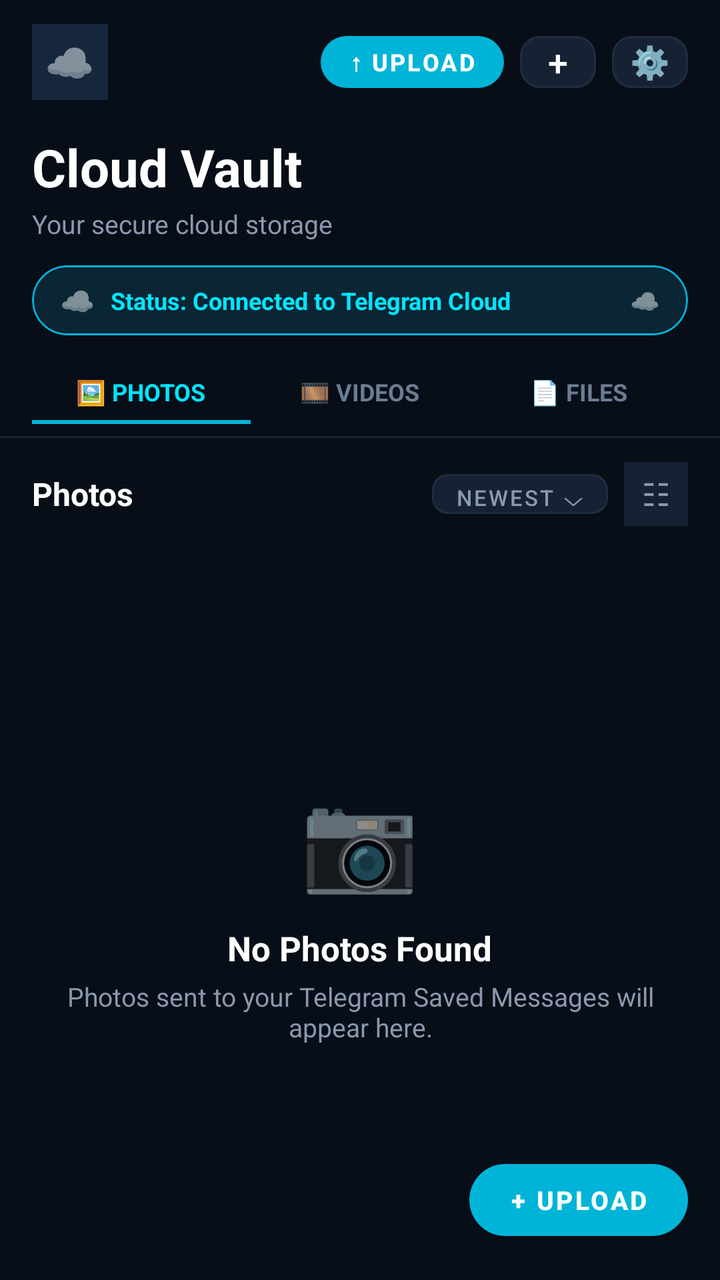
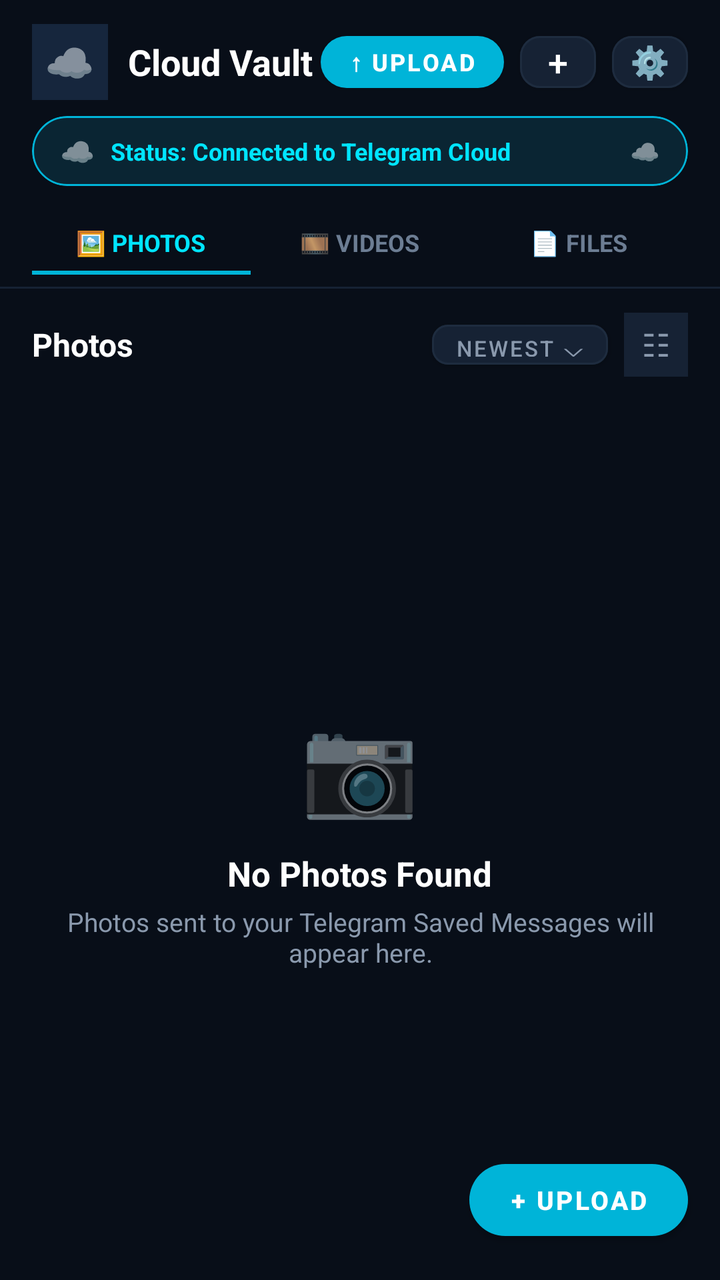

Two renders of the same Android screen: before a commit and after it. Below are the layout's source before the change and the commit's diff.
<!-- AndroidManifest.xml: application theme Theme.CloudVault -->
<!-- res/layout/activity_main.xml -->
<?xml version="1.0" encoding="utf-8"?>
<LinearLayout xmlns:android="http://schemas.android.com/apk/res/android"
    xmlns:app="http://schemas.android.com/apk/res-auto"
    android:layout_width="match_parent"
    android:layout_height="match_parent"
    android:orientation="vertical"
    android:background="@color/bg_dark">

    
    <LinearLayout
        android:layout_width="match_parent"
        android:layout_height="wrap_content"
        android:orientation="horizontal"
        android:gravity="center_vertical"
        android:paddingStart="16dp"
        android:paddingEnd="16dp"
        android:paddingTop="12dp"
        android:paddingBottom="8dp">

        
        <FrameLayout
            android:layout_width="38dp"
            android:layout_height="38dp"
            android:background="@drawable/ic_launcher_background"
            android:backgroundTint="#16263D">

            <TextView
                android:layout_width="wrap_content"
                android:layout_height="wrap_content"
                android:layout_gravity="center"
                android:text="☁️"
                android:textSize="20sp" />
        </FrameLayout>

        <View
            android:layout_width="0dp"
            android:layout_height="0dp"
            android:layout_weight="1" />

        
        <com.google.android.material.button.MaterialButton
            android:id="@+id/btnTopUpload"
            android:layout_width="wrap_content"
            android:layout_height="38dp"
            android:text="↑ UPLOAD"
            android:textColor="#FFFFFF"
            android:textSize="12sp"
            android:textStyle="bold"
            app:cornerRadius="19dp"
            app:backgroundTint="@color/accent_cyan"
            android:paddingStart="14dp"
            android:paddingEnd="14dp"
            style="@style/Widget.MaterialComponents.Button" />

        
        <com.google.android.material.button.MaterialButton
            android:id="@+id/btnQuickAdd"
            android:layout_width="38dp"
            android:layout_height="38dp"
            android:layout_marginStart="8dp"
            android:text="+"
            android:textColor="#FFFFFF"
            android:textSize="18sp"
            app:cornerRadius="10dp"
            app:backgroundTint="#162234"
            app:strokeColor="@color/card_border"
            app:strokeWidth="1dp"
            android:padding="0dp"
            style="@style/Widget.MaterialComponents.Button" />

        
        <com.google.android.material.button.MaterialButton
            android:id="@+id/btnSettings"
            android:layout_width="38dp"
            android:layout_height="38dp"
            android:layout_marginStart="8dp"
            android:text="⚙️"
            android:textColor="#FFFFFF"
            android:textSize="16sp"
            app:cornerRadius="10dp"
            app:backgroundTint="#162234"
            app:strokeColor="@color/card_border"
            app:strokeWidth="1dp"
            android:padding="0dp"
            style="@style/Widget.MaterialComponents.Button" />
    </LinearLayout>

    
    <LinearLayout
        android:layout_width="match_parent"
        android:layout_height="wrap_content"
        android:orientation="vertical"
        android:paddingStart="16dp"
        android:paddingEnd="16dp"
        android:paddingTop="8dp"
        android:paddingBottom="12dp">

        <TextView
            android:layout_width="wrap_content"
            android:layout_height="wrap_content"
            android:text="Cloud Vault"
            android:textColor="@color/text_primary"
            android:textSize="26sp"
            android:textStyle="bold" />

        <TextView
            android:layout_width="wrap_content"
            android:layout_height="wrap_content"
            android:layout_marginTop="2dp"
            android:text="Your secure cloud storage"
            android:textColor="@color/text_secondary"
            android:textSize="13sp" />
    </LinearLayout>

    
    <com.google.android.material.card.MaterialCardView
        android:id="@+id/cardStatusBanner"
        android:layout_width="match_parent"
        android:layout_height="wrap_content"
        android:layout_marginStart="16dp"
        android:layout_marginEnd="16dp"
        app:cardCornerRadius="20dp"
        app:cardElevation="0dp"
        app:cardBackgroundColor="@color/status_pill_bg"
        app:strokeColor="@color/status_pill_border"
        app:strokeWidth="1dp">

        <LinearLayout
            android:layout_width="match_parent"
            android:layout_height="wrap_content"
            android:orientation="horizontal"
            android:gravity="center_vertical"
            android:paddingStart="14dp"
            android:paddingEnd="14dp"
            android:paddingTop="8dp"
            android:paddingBottom="8dp">

            <TextView
                android:layout_width="wrap_content"
                android:layout_height="wrap_content"
                android:text="☁️"
                android:textSize="14sp" />

            <TextView
                android:id="@+id/tvStatus"
                android:layout_width="0dp"
                android:layout_height="wrap_content"
                android:layout_weight="1"
                android:layout_marginStart="8dp"
                android:text="Status: Connected to Telegram Cloud"
                android:textColor="@color/accent_cyan_bright"
                android:textSize="12sp"
                android:textStyle="bold"
                android:maxLines="1"
                android:ellipsize="end" />

            <TextView
                android:layout_width="wrap_content"
                android:layout_height="wrap_content"
                android:text="☁️"
                android:textSize="12sp" />
        </LinearLayout>
    </com.google.android.material.card.MaterialCardView>

    
    <LinearLayout
        android:layout_width="match_parent"
        android:layout_height="wrap_content"
        android:layout_marginTop="14dp"
        android:paddingStart="16dp"
        android:paddingEnd="16dp"
        android:orientation="horizontal">

        <LinearLayout
            android:id="@+id/tabPhotosContainer"
            android:layout_width="0dp"
            android:layout_height="wrap_content"
            android:layout_weight="1"
            android:orientation="vertical"
            android:gravity="center"
            android:paddingTop="6dp"
            android:paddingBottom="6dp">

            <TextView
                android:id="@+id/tvTabPhotosLabel"
                android:layout_width="wrap_content"
                android:layout_height="wrap_content"
                android:text="🖼 PHOTOS"
                android:textColor="@color/accent_cyan_bright"
                android:textSize="12sp"
                android:textStyle="bold" />

            <View
                android:id="@+id/tabPhotosIndicator"
                android:layout_width=" match_parent"
                android:layout_height="2dp"
                android:layout_marginTop="6dp"
                android:background="@color/accent_cyan" />
        </LinearLayout>

        <LinearLayout
            android:id="@+id/tabVideosContainer"
            android:layout_width="0dp"
            android:layout_height="wrap_content"
            android:layout_weight="1"
            android:orientation="vertical"
            android:gravity="center"
            android:paddingTop="6dp"
            android:paddingBottom="6dp">

            <TextView
                android:id="@+id/tvTabVideosLabel"
                android:layout_width="wrap_content"
                android:layout_height="wrap_content"
                android:text="🎞 VIDEOS"
                android:textColor="@color/tab_inactive"
                android:textSize="12sp"
                android:textStyle="bold" />

            <View
                android:id="@+id/tabVideosIndicator"
                android:layout_width="match_parent"
                android:layout_height="2dp"
                android:layout_marginTop="6dp"
                android:background="@android:color/transparent" />
        </LinearLayout>

        <LinearLayout
            android:id="@+id/tabFilesContainer"
            android:layout_width="0dp"
            android:layout_height="wrap_content"
            android:layout_weight="1"
            android:orientation="vertical"
            android:gravity="center"
            android:paddingTop="6dp"
            android:paddingBottom="6dp">

            <TextView
                android:id="@+id/tvTabFilesLabel"
                android:layout_width="wrap_content"
                android:layout_height="wrap_content"
                android:text="📄 FILES"
                android:textColor="@color/tab_inactive"
                android:textSize="12sp"
                android:textStyle="bold" />

            <View
                android:id="@+id/tabFilesIndicator"
                android:layout_width="match_parent"
                android:layout_height="2dp"
                android:layout_marginTop="6dp"
                android:background="@android:color/transparent" />
        </LinearLayout>

    </LinearLayout>

    <View
        android:layout_width="match_parent"
        android:layout_height="1dp"
        android:background="#162234" />

    
    <LinearLayout
        android:layout_width="match_parent"
        android:layout_height="wrap_content"
        android:orientation="horizontal"
        android:gravity="center_vertical"
        android:paddingStart="16dp"
        android:paddingEnd="16dp"
        android:paddingTop="12dp"
        android:paddingBottom="6dp">

        <TextView
            android:id="@+id/tvSectionTitle"
            android:layout_width="0dp"
            android:layout_height="wrap_content"
            android:layout_weight="1"
            android:text="Photos"
            android:textColor="@color/text_primary"
            android:textSize="16sp"
            android:textStyle="bold" />

        <com.google.android.material.button.MaterialButton
            android:id="@+id/btnSortFilter"
            android:layout_width="wrap_content"
            android:layout_height="32dp"
            android:text="Newest ⌵"
            android:textColor="@color/text_secondary"
            android:textSize="11sp"
            app:cornerRadius="8dp"
            app:backgroundTint="#162234"
            app:strokeColor="@color/card_border"
            app:strokeWidth="1dp"
            android:paddingStart="8dp"
            android:paddingEnd="8dp"
            style="@style/Widget.MaterialComponents.Button" />

        <TextView
            android:id="@+id/btnGridToggle"
            android:layout_width="32dp"
            android:layout_height="32dp"
            android:layout_marginStart="8dp"
            android:gravity="center"
            android:text="☷"
            android:textColor="@color/text_secondary"
            android:textSize="16sp"
            android:background="#162234" />
    </LinearLayout>

    
    <FrameLayout
        android:layout_width="match_parent"
        android:layout_height="0dp"
        android:layout_weight="1">

        <androidx.recyclerview.widget.RecyclerView
            android:id="@+id/rvMediaGrid"
            android:layout_width="match_parent"
            android:layout_height="match_parent"
            android:clipToPadding="false"
            android:paddingStart="12dp"
            android:paddingEnd="12dp"
            android:paddingTop="4dp"
            android:paddingBottom="80dp"
            android:scrollbars="vertical" />

        
        <LinearLayout
            android:id="@+id/layoutEmptyState"
            android:layout_width="match_parent"
            android:layout_height="match_parent"
            android:orientation="vertical"
            android:gravity="center"
            android:padding="24dp">

            <TextView
                android:id="@+id/tvEmptyEmoji"
                android:layout_width="wrap_content"
                android:layout_height="wrap_content"
                android:text="📷"
                android:textSize="48sp" />

            <TextView
                android:id="@+id/tvEmptyTitle"
                android:layout_width="wrap_content"
                android:layout_height="wrap_content"
                android:layout_marginTop="12dp"
                android:text="No Photos Found"
                android:textColor="@color/text_primary"
                android:textSize="17sp"
                android:textStyle="bold" />

            <TextView
                android:id="@+id/tvEmptySubtitle"
                android:layout_width="wrap_content"
                android:layout_height="wrap_content"
                android:layout_marginTop="4dp"
                android:gravity="center"
                android:text="Photos sent to your Telegram Saved Messages will appear here."
                android:textColor="@color/text_secondary"
                android:textSize="13sp" />
        </LinearLayout>

        
        <ProgressBar
            android:id="@+id/pbLoading"
            android:layout_width="40dp"
            android:layout_height="40dp"
            android:layout_gravity="center"
            android:visibility="gone" />

        
        <com.google.android.material.button.MaterialButton
            android:id="@+id/fabUpload"
            android:layout_width="wrap_content"
            android:layout_height="48dp"
            android:layout_gravity="bottom|end"
            android:layout_marginEnd="16dp"
            android:layout_marginBottom="16dp"
            android:text="+ UPLOAD"
            android:textColor="#FFFFFF"
            android:textSize="13sp"
            android:textStyle="bold"
            app:cornerRadius="24dp"
            app:backgroundTint="@color/accent_cyan"
            app:elevation="6dp"
            android:paddingStart="20dp"
            android:paddingEnd="20dp"
            style="@style/Widget.MaterialComponents.Button" />

    </FrameLayout>

</LinearLayout>
<!-- resources referenced by this layout -->
<resources>
  <color name="accent_cyan">#00B4D8</color>
  <color name="accent_cyan_bright">#00E5FF</color>
  <color name="bg_dark">#080E18</color>
  <color name="card_border">#1E2C3F</color>
  <color name="status_pill_bg">#0A2533</color>
  <color name="status_pill_border">#00B4D8</color>
  <color name="tab_inactive">#6C7D93</color>
  <color name="text_primary">#FFFFFF</color>
  <color name="text_secondary">#8A99AD</color>
  <!-- drawable ic_launcher_background (drawable) -->
  <?xml version="1.0" encoding="utf-8"?>
  <vector xmlns:android="http://schemas.android.com/apk/res/android"
      android:width="108dp"
      android:height="108dp"
      android:viewportWidth="108"
      android:viewportHeight="108">
      <path
          android:fillColor="#3B82F6"
          android:pathData="M0,0h108v108h-108z"/>
  </vector>
  <style name="Theme.CloudVault" parent="Theme.MaterialComponents.DayNight.NoActionBar">
          <item name="colorPrimary">@color/accent_blue</item>
          <item name="colorSecondary">@color/accent_cyan</item>
          <item name="android:statusBarColor">@color/bg_dark</item>
          <item name="android:windowBackground">@color/bg_dark</item>
      </style>
  <color name="accent_blue">#1976D2</color>
</resources>

<!-- the commit's change to res/layout/activity_main.xml (unified diff, before → after) -->
@@ -18,19 +18,35 @@
         android:paddingBottom="8dp">
 
         
-        <FrameLayout
-            android:layout_width="38dp"
-            android:layout_height="38dp"
-            android:background="@drawable/ic_launcher_background"
-            android:backgroundTint="#16263D">
-
-            <TextView
-                android:layout_width="wrap_content"
-                android:layout_height="wrap_content"
-                android:layout_gravity="center"
-                android:text="☁️"
-                android:textSize="20sp" />
-        </FrameLayout>
+        <LinearLayout
+            android:layout_width="wrap_content"
+            android:layout_height="wrap_content"
+            android:orientation="horizontal"
+            android:gravity="center_vertical">
+
+            <FrameLayout
+                android:layout_width="38dp"
+                android:layout_height="38dp"
+                android:background="@drawable/ic_launcher_background"
+                android:backgroundTint="#16263D">
+
+                <TextView
+                    android:layout_width="wrap_content"
+                    android:layout_height="wrap_content"
+                    android:layout_gravity="center"
+                    android:text="☁️"
+                    android:textSize="20sp" />
+            </FrameLayout>
+
+            <TextView
+                android:layout_width="wrap_content"
+                android:layout_height="wrap_content"
+                android:layout_marginStart="10dp"
+                android:text="Cloud Vault"
+                android:textColor="@color/text_primary"
+                android:textSize="18sp"
+                android:textStyle="bold" />
+        </LinearLayout>
 
         <View
             android:layout_width="0dp"
@@ -83,33 +99,6 @@
             app:strokeWidth="1dp"
             android:padding="0dp"
             style="@style/Widget.MaterialComponents.Button" />
-    </LinearLayout>
-
-    
-    <LinearLayout
-        android:layout_width="match_parent"
-        android:layout_height="wrap_content"
-        android:orientation="vertical"
-        android:paddingStart="16dp"
-        android:paddingEnd="16dp"
-        android:paddingTop="8dp"
-        android:paddingBottom="12dp">
-
-        <TextView
-            android:layout_width="wrap_content"
-            android:layout_height="wrap_content"
-            android:text="Cloud Vault"
-            android:textColor="@color/text_primary"
-            android:textSize="26sp"
-            android:textStyle="bold" />
-
-        <TextView
-            android:layout_width="wrap_content"
-            android:layout_height="wrap_content"
-            android:layout_marginTop="2dp"
-            android:text="Your secure cloud storage"
-            android:textColor="@color/text_secondary"
-            android:textSize="13sp" />
     </LinearLayout>
 
     
